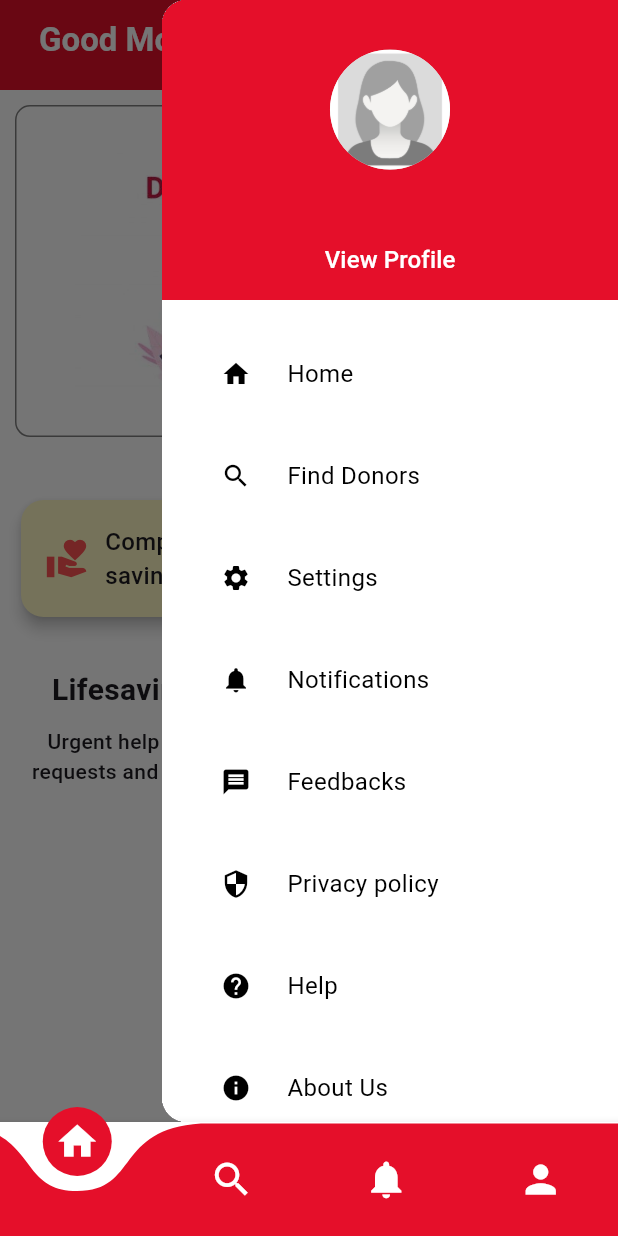
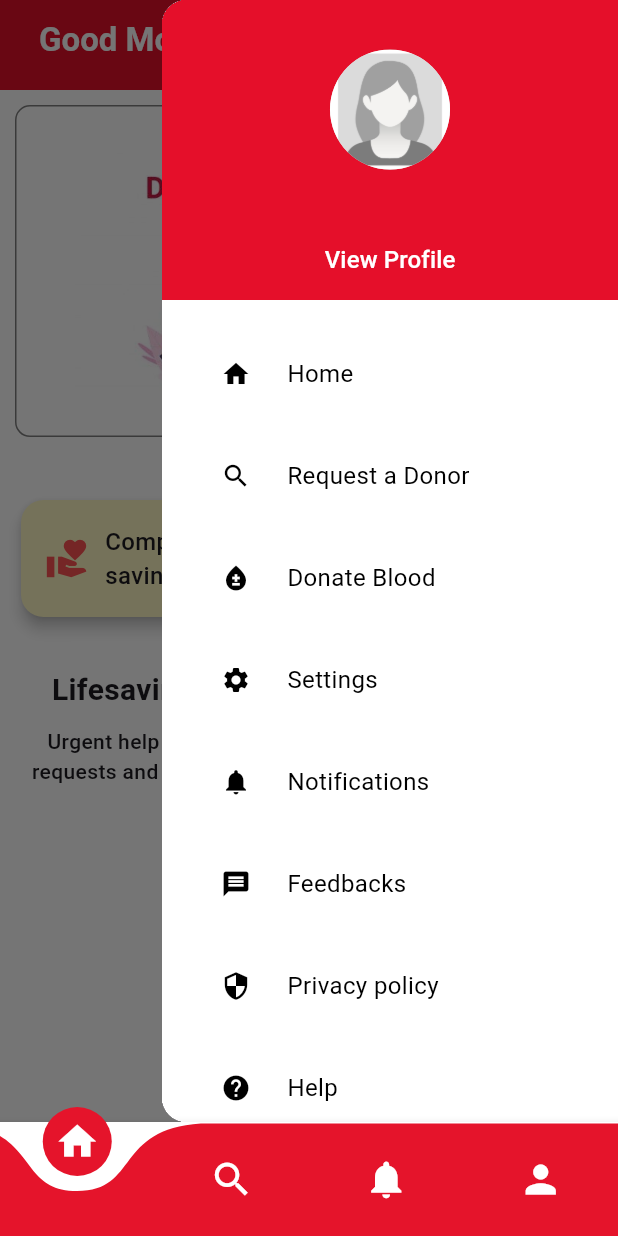
Before and after one commit to ArvinFox/LifeBlood-Blood-Donation-App, a Flutter app: the screen it shows once a user with an empty profile is signed in, with the side drawer open, on a phone screen of 412 x 824 dp. Run offline on Flutter 3.47's test engine with Material 3 defaults, Android fonts, the phone set to English and light mode, and no system bars; drawn by our look-alikes of carousel_slider, curved_navigation_bar; our stand-ins replace cloud_firestore, file_picker, firebase_auth, firebase_core, lottie, share_plus and 2 more; missing offline and left inert: twilio_flutter; accounts and stored records are empty; project files that could hold a hidden picture were left out.

Commit message:
Added choice selection page and minor bug fixes

```diff
--- a/lib/components/custom_main_app_bar.dart
+++ b/lib/components/custom_main_app_bar.dart
@@ -12,7 +12,7 @@ class CustomMainAppbar extends StatelessWidget implements PreferredSizeWidget {
   Widget build(BuildContext context) {
     return AppBar(
       foregroundColor: Colors.white,
-      backgroundColor: Color(0xFFE50F2A),
+      backgroundColor: Color(0xFFe5142b),
       title: Text(
         title,
         style: TextStyle(
--- a/lib/components/drawer/side_drawer.dart
+++ b/lib/components/drawer/side_drawer.dart
@@ -1,6 +1,7 @@
 import 'package:flutter/material.dart';
 import 'package:lifeblood_blood_donation_app/providers/user_provider.dart';
-import 'package:lifeblood_blood_donation_app/screens/request_donors.dart';
+import 'package:lifeblood_blood_donation_app/screens/donate_blood_screen.dart';
+import 'package:lifeblood_blood_donation_app/screens/request_donors_screen.dart';
 import 'package:lifeblood_blood_donation_app/screens/static/about_us_screen.dart';
 import 'package:lifeblood_blood_donation_app/screens/feedback_screen.dart';
 import 'package:lifeblood_blood_donation_app/screens/home_screen.dart';
@@ -265,14 +266,15 @@ class _NavDrawerState extends State<NavDrawer> {
         children: [
           //list of menu drawer
           menuItem(1, "Home", Icons.home),
-          menuItem(2, "Find Donors", Icons.search),
-          menuItem(3, "Settings", Icons.settings),
-          menuItem(4, "Notifications", Icons.notifications),
-          menuItem(5, "Feedbacks", Icons.message),
-          menuItem(6, "Privacy policy", Icons.security),
-          menuItem(7, "Help", Icons.help),
-          menuItem(8, "About Us", Icons.info),
-          menuItem(9, "Logout", Icons.logout),
+          menuItem(2, "Request a Donor", Icons.search),
+          menuItem(3, "Donate Blood", Icons.bloodtype),
+          menuItem(4, "Settings", Icons.settings),
+          menuItem(5, "Notifications", Icons.notifications),
+          menuItem(6, "Feedbacks", Icons.message),
+          menuItem(7, "Privacy policy", Icons.security),
+          menuItem(8, "Help", Icons.help),
+          menuItem(9, "About Us", Icons.info),
+          menuItem(10, "Logout", Icons.logout),
         ],
       ),
     );
@@ -288,18 +290,21 @@ class _NavDrawerState extends State<NavDrawer> {
               // to navigate home page
               navigatePage(context, DrawerSelection.home);
             } else if (id == 2) {
-              // to navigate find donors page
+              // to navigate Request donors page
               navigatePage(context, DrawerSelection.search);
             } else if (id == 3) {
+              // to navigate Find donors page
+              navigatePage(context, DrawerSelection.request);
+            } else if (id == 4) {
               Navigator.pop(context);
               showSettingsDialog(context);
-            } else if (id == 4) {
+            } else if (id == 5) {
               // to navigate notification page
               navigatePage(context, DrawerSelection.notifications);
-            } else if (id == 5) {
+            } else if (id == 6) {
               // to navigate feedback page
               navigatePage(context, DrawerSelection.feedbacks);
-            } else if (id == 6) {
+            } else if (id == 7) {
               // to navigate privacy policy page
               navigatePage(context, DrawerSelection.privacyPolicy);
             } //else if (id == 7) {
@@ -309,7 +314,7 @@ class _NavDrawerState extends State<NavDrawer> {
             else if (id == 8) {
               //to navigate home page
               navigatePage(context, DrawerSelection.aboutUs);
-            } else if (id == 9) {
+            } else if (id == 10) {
               Navigator.pop(context);
               showLogoutDialog(context);
             }
@@ -359,9 +364,11 @@ class _NavDrawerState extends State<NavDrawer> {
               case DrawerSelection.home:
                 return MainLayoutScreen(selectIndex: 0);
               case DrawerSelection.search:
-                return RequestDonors(navigation: NavigationPage.sideDrawer);
+                return RequestDonors();
               case DrawerSelection.settings:
                 return HomeScreen();
+              case DrawerSelection.request:
+                return BloodRequestScreen();
               case DrawerSelection.notifications:
                 return NotificationScreen(
                     navigation: NotificationPageNavigation.sideDrawer);
@@ -386,6 +393,7 @@ class _NavDrawerState extends State<NavDrawer> {
 enum DrawerSelection {
   home,
   search,
+  request,
   settings,
   notifications,
   feedbacks,
--- a/lib/models/user_model.dart
+++ b/lib/models/user_model.dart
@@ -20,6 +20,7 @@ class UserModel {
   final bool isDonorPromptShown;
   final DateTime? createdAt;
   final DateTime? profileCompletedAt;
+  final String? profilePicture;
 
   UserModel({
     this.userId,
@@ -41,6 +42,7 @@ class UserModel {
     required this.isDonorPromptShown,
     this.createdAt,
     this.profileCompletedAt,
+    this.profilePicture,
   });
 
   Map<String, dynamic> toFirestore() {
@@ -56,13 +58,14 @@ class UserModel {
       'province': province,
       'bloodType': bloodType,
       'healthConditions': healthConditions,
-      'donationCount':donationCount,
+      'donationCount': donationCount,
       'isActive': isActive,
       'isDonorVerified': isDonorVerified,
       'hasCompletedProfile': hasCompletedProfile,
       'isDonorPromptShown': isDonorPromptShown,
       'createdAt': createdAt != null ? Timestamp.fromDate(createdAt!) : null,
       'profileCompletedAt': profileCompletedAt != null ? Timestamp.fromDate(profileCompletedAt!) : null,
+      'profilePicture': profilePicture,
     };
   }
 
@@ -87,6 +90,7 @@ class UserModel {
       isDonorPromptShown: data['isDonorPromptShown'] as bool? ?? false,
       createdAt: data['createdAt'] != null ? (data['createdAt'] as Timestamp).toDate() : null,
       profileCompletedAt: data['profileCompletedAt'] != null ? (data['profileCompletedAt'] as Timestamp).toDate() : null,
+      profilePicture: data['profilePicture'],
     );
   }
 }
--- a/lib/routes/user_routes.dart
+++ b/lib/routes/user_routes.dart
@@ -1,6 +1,7 @@
 import 'package:flutter/material.dart';
+import 'package:lifeblood_blood_donation_app/screens/chooseAction.dart';
 import 'package:lifeblood_blood_donation_app/screens/donor_registration.dart';
-import 'package:lifeblood_blood_donation_app/screens/blood_request_screen.dart';
+import 'package:lifeblood_blood_donation_app/screens/donate_blood_screen.dart';
 import 'package:lifeblood_blood_donation_app/screens/donation_history_screen.dart';
 import 'package:lifeblood_blood_donation_app/screens/edit_user_information.dart';
 import 'package:lifeblood_blood_donation_app/screens/events_screen.dart';
@@ -8,15 +9,16 @@ import 'package:lifeblood_blood_donation_app/screens/feedback_screen.dart';
 import 'package:lifeblood_blood_donation_app/screens/main_layout_screen.dart';
 import 'package:lifeblood_blood_donation_app/screens/notification_screen.dart';
 import 'package:lifeblood_blood_donation_app/screens/profile_screen.dart';
-import 'package:lifeblood_blood_donation_app/screens/request_donors.dart';
+import 'package:lifeblood_blood_donation_app/screens/request_donors_screen.dart';
 import 'package:lifeblood_blood_donation_app/screens/rewards_screen.dart';
 
 class UserRoutes {
   static Map<String, WidgetBuilder> routes = {
     '/home': (context) => MainLayoutScreen(selectIndex: 0,),
+    'chooseAction': (context) => ChooseActionPage(navigation: ChooseActionPageNavigation.sideDrawer,),
     '/home_profile': (context) => MainLayoutScreen(selectIndex: 3),
     '/donor-registration': (context) => DonorRegistration(),
-    '/find-donor': (context) => RequestDonors(navigation: NavigationPage.sideDrawer,),
+    '/find-donor': (context) => RequestDonors(),
     '/notifications': (context) => NotificationScreen(navigation: NotificationPageNavigation.sideDrawer,),
     '/profile': (context) => ProfileScreen(navigation: ProfilePageNavigation.sideDrawer,),
     '/feedback': (context) => FeedbackScreen(),
--- a/lib/screens/main_layout_screen.dart
+++ b/lib/screens/main_layout_screen.dart
@@ -1,9 +1,9 @@
 import 'package:curved_navigation_bar/curved_navigation_bar.dart';
 import 'package:flutter/material.dart';
+import 'package:lifeblood_blood_donation_app/screens/chooseAction.dart';
 import 'package:lifeblood_blood_donation_app/screens/home_screen.dart';
 import 'package:lifeblood_blood_donation_app/screens/notification_screen.dart';
 import 'package:lifeblood_blood_donation_app/screens/profile_screen.dart';
-import 'package:lifeblood_blood_donation_app/screens/request_donors.dart';
 
 class MainLayoutScreen extends StatefulWidget {
   final int selectIndex;
@@ -29,7 +29,7 @@ class _MainLayoutScreenState extends State<MainLayoutScreen> {
 
   final List<Widget> pages = [
     HomeScreen(),
-    RequestDonors(navigation: NavigationPage.bottomNavigation),
+    ChooseActionPage(navigation: ChooseActionPageNavigation.bottomNavigation),
     NotificationScreen(navigation: NotificationPageNavigation.bottomNavigation),
     ProfileScreen(navigation: ProfilePageNavigation.bottomNavigation),
   ];
@@ -61,7 +61,7 @@ class _MainLayoutScreenState extends State<MainLayoutScreen> {
             ),
             child: CurvedNavigationBar(
               backgroundColor: Colors.transparent,
-              color: Color(0xFFE50F2A),
+              color: Color(0xFFe5142b),
               items: items,
               index: _currentIndex,
               onTap: _onItemTapped,
--- a/lib/screens/notification_screen.dart
+++ b/lib/screens/notification_screen.dart
@@ -50,7 +50,7 @@ class _NotificationScreenState extends State<NotificationScreen> {
           style: TextStyle(
             color: Colors.white,
             fontSize: 25,
-            fontWeight: FontWeight.w500,
+            fontWeight: FontWeight.bold,
           ),
         ),
         automaticallyImplyLeading:
--- a/lib/screens/request_donors.dart
+++ b/lib/screens/request_donors_screen.dart
@@ -2,7 +2,6 @@ import 'package:firebase_auth/firebase_auth.dart';
 import 'package:flutter/material.dart';
 import 'package:flutter/services.dart';
 import 'package:lifeblood_blood_donation_app/components/custom_main_app_bar.dart';
-import 'package:lifeblood_blood_donation_app/components/drawer/side_drawer.dart';
 import 'package:lifeblood_blood_donation_app/components/login_button.dart';
 import 'package:lifeblood_blood_donation_app/components/text_field.dart';
 import 'package:lifeblood_blood_donation_app/models/donation_request_model.dart';
@@ -15,11 +14,9 @@ import 'package:lifeblood_blood_donation_app/utils/helpers.dart';
 import 'package:provider/provider.dart';
 
 class RequestDonors extends StatefulWidget {
-  final NavigationPage navigation;
 
   const RequestDonors({
     super.key,
-    required this.navigation,
   });
 
   @override
@@ -268,12 +265,9 @@ class _RequestDonorsState extends State<RequestDonors> {
   Widget build(BuildContext context) {
     return Scaffold(
       appBar: CustomMainAppbar(
-        title: 'Request Donor',
-        showLeading: widget.navigation != NavigationPage.bottomNavigation,
-        automaticallyImplyLeading:
-            widget.navigation == NavigationPage.sideDrawer,
+        title: 'Request a Donor',
+        showLeading: true,
       ),
-      endDrawer: NavDrawer(),
       backgroundColor: Colors.white,
       body: SingleChildScrollView(
         child: Padding(
@@ -486,5 +480,3 @@ class _RequestDonorsState extends State<RequestDonors> {
     );
   }
 }
-
-enum NavigationPage { bottomNavigation, sideDrawer }
```
Also changed, not shown: lib/screens/chooseAction.dart (added, +125 -0 lines), lib/screens/donate_blood_screen.dart (renamed from lib/screens/blood_request_screen.dart, +4 -15 lines), lib/screens/edit_user_information.dart (+32 -14 lines), 4 other files.
